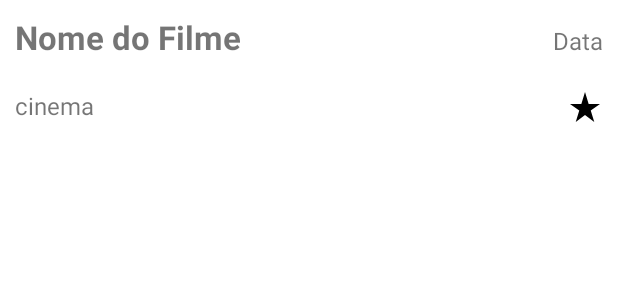
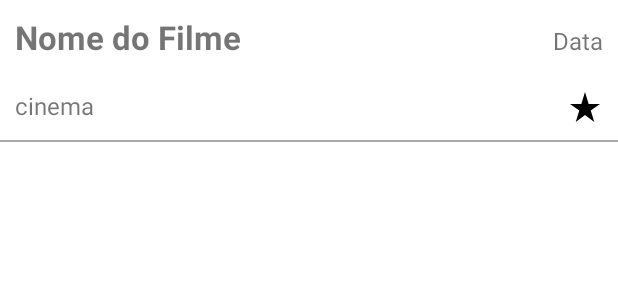
Before and after one commit to Mateus-22102554/androidAppFilmes, an Android app: the layout item_expression.xml on its own in the app's theme, with its tools: preview values and no code run, on a phone screen of 412 x 824 dp. Shown: the top 300 px of the screen. Run offline under Robolectric (Android 15) with nearby library versions, the phone set to English and light mode, and no system bars.

Commit message:
Commit 12/06 v3

```diff
--- a/app/src/main/java/pt/ulusofona/deisi/cm2223/g22102554_22103941/ApresentacaoFilmesAdapter.kt
+++ b/app/src/main/java/pt/ulusofona/deisi/cm2223/g22102554_22103941/ApresentacaoFilmesAdapter.kt
@@ -1,5 +1,6 @@
 package pt.ulusofona.deisi.cm2223.g22102554_22103941
 
+import android.graphics.Color
 import android.view.LayoutInflater
 import android.view.ViewGroup
 import androidx.recyclerview.widget.RecyclerView
@@ -32,6 +33,10 @@ class ApresentacaoFilmesAdapter(private val onOperationClick: (String) -> Unit,
 
 
     override fun onBindViewHolder(holder: HistoryViewHolder, position: Int) {
+        if (position % 2 != 0) {
+            holder.binding.fundo.setBackgroundColor(Color.parseColor("#DDDDDD"))
+        }
+
         holder.itemView.setOnClickListener { onOperationClick(items[position].id) }
         holder.binding.filme.text = items[position].filme.nomeImdb
         val dataVisualizacao: Date = Date(items[position].dataVisualizacao)
--- a/app/src/main/res/layout-land/item_expression.xml
+++ b/app/src/main/res/layout-land/item_expression.xml
@@ -3,6 +3,7 @@
     xmlns:android="http://schemas.android.com/apk/res/android"
     xmlns:app="http://schemas.android.com/apk/res-auto"
 
+    android:id="@+id/fundo"
     android:orientation="vertical"
     android:layout_width="match_parent"
     android:layout_height="wrap_content">
--- a/app/src/main/res/layout/item_expression.xml
+++ b/app/src/main/res/layout/item_expression.xml
@@ -3,6 +3,7 @@
     xmlns:android="http://schemas.android.com/apk/res/android"
     xmlns:app="http://schemas.android.com/apk/res-auto"
 
+    android:id="@+id/fundo"
     android:orientation="vertical"
     android:layout_width="match_parent"
     android:layout_height="wrap_content">
@@ -74,6 +75,10 @@
 
     </LinearLayout>
 
-
+    <View
+        android:layout_width="match_parent"
+        android:layout_height="1dp"
+        android:background="@android:color/darker_gray"
+        />
 
 </LinearLayout>
```
